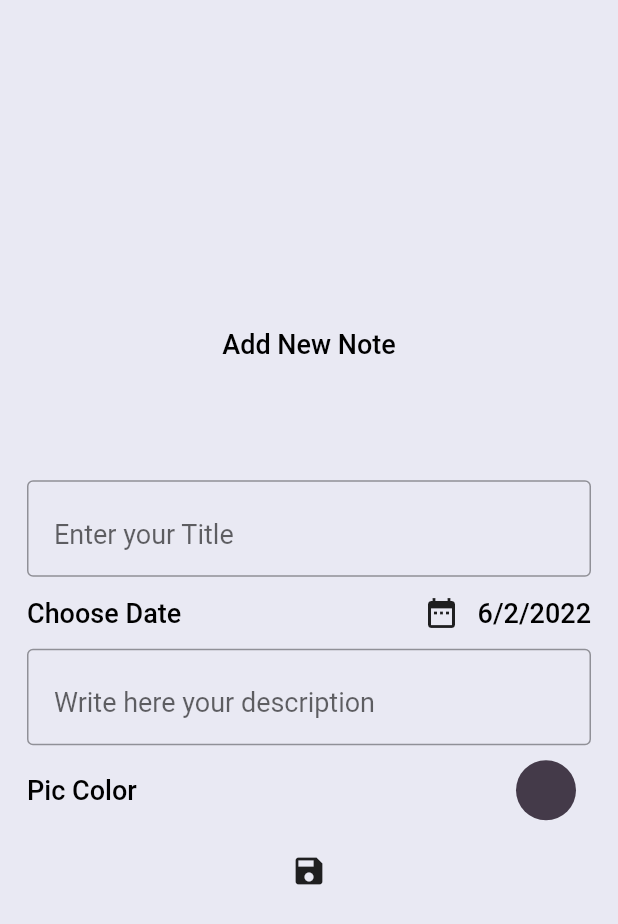
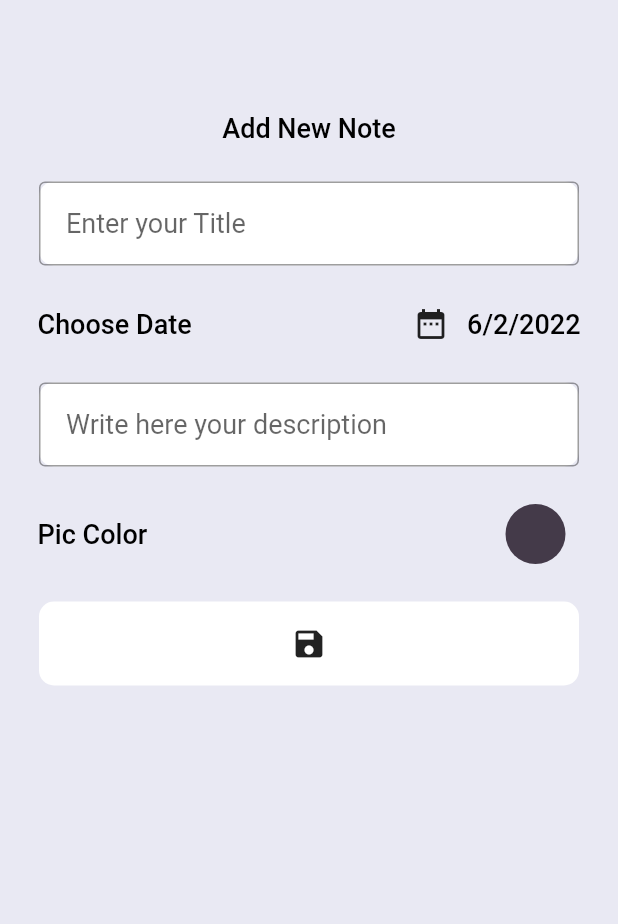
Before and after one commit to ahmohassan/Xusus-Qore, a Flutter app: the AddNewNote screen opened directly, after a tap on the "save" icon, on a phone screen of 412 x 824 dp. Shown: the top 924 px of the screen. Run offline on Flutter 3.47's test engine with Material 2 defaults, Android fonts, the light colour scheme and no system bars; our stand-ins replace cloud_firestore, firebase_core, flutter_colorpicker, flutter_swipe_action_cell; missing offline and left inert: get_time_ago; accounts and stored records are empty.

Commit message:
updated and code reduced

```diff
--- a/lib/Models/Notes.dart
+++ b/lib/Models/Notes.dart
@@ -1,4 +1,5 @@
 import 'package:cloud_firestore/cloud_firestore.dart';
+import 'package:flutter/cupertino.dart';
 import 'package:get_time_ago/get_time_ago.dart';
 
 class Notes {
@@ -6,13 +7,17 @@ class Notes {
   late String title;
   String? description;
   late String date;
-  late String color;
+  late Color color;
 
   Notes.fromjson(Map<String, dynamic> json) {
     id = json['id'];
     title = json['Title'];
     description = json['Discrimination'];
-    color = json['Color'];
+    String temColor = json['Color'];
+    String valueString =
+        temColor.split('(0x')[1].split(')')[0]; // kind of hacky..
+    int value = int.parse(valueString, radix: 16);
+    color = Color(value);
     Timestamp temdate = json['Date'];
     var conver = GetTimeAgo.parse(
         DateTime.fromMillisecondsSinceEpoch(temdate.seconds * 1000));
--- a/lib/functions/functions.dart
+++ b/lib/functions/functions.dart
@@ -33,16 +33,14 @@ class FirebaseFuncions {
     Timestamp date,
   ) async {
     final id = FirebaseFirestore.instance.collection('Notes').doc().id;
-    noteRefrense
-        .doc(id)
-        .set({
-          'id': id,
-          'Title': title,
-          'Discrimination': description,
-          'Color': color,
-          'Date': date,
-        })
-        .then((value) => print('ID IS $id'))
-        .catchError((error) => print("Failed to add user: $error"));
+    noteRefrense.doc(id).set({
+      'id': id,
+      'Title': title,
+      'Discrimination': description,
+      'Color': color,
+      'Date': date,
+    });
+    // .then((value) => print('ID IS $id'))
+    // .catchError((error) => print("Failed to add user: $error"));
   }
 }
--- a/lib/screens/Myhome.dart
+++ b/lib/screens/Myhome.dart
@@ -75,7 +75,7 @@ class _MyhomeState extends State<Myhome> {
               ));
         },
         child: Icon(
-          Icons.add,
+          Icons.note_alt,
         ),
       ),
     );
--- a/lib/screens/NoteCard.dart
+++ b/lib/screens/NoteCard.dart
@@ -100,7 +100,8 @@ class _NoteCardState extends State<NoteCard> {
                       width: 40,
                       height: double.infinity,
                       decoration: BoxDecoration(
-                          color: Color(int.parse('0xff' + widget.notes.color)),
+                          // color: Color(int.parse('0xff' + widget.notes.color)),
+                          color: widget.notes.color,
                           borderRadius: BorderRadius.only(
                             topRight: Radius.circular(10),
                             bottomRight: Radius.circular(10),
--- a/lib/screens/addNewNote.dart
+++ b/lib/screens/addNewNote.dart
@@ -2,12 +2,14 @@
 
 import 'package:cloud_firestore/cloud_firestore.dart';
 import 'package:flutter/material.dart';
+import 'package:flutter/services.dart';
 import 'package:flutter_colorpicker/flutter_colorpicker.dart';
 import 'package:somapp/functions/functions.dart';
 import 'package:somapp/widget/CustomText.dart';
+import 'package:somapp/widget/Widgets.dart';
 
 class AddNewNote extends StatefulWidget {
-  AddNewNote({Key? key}) : super(key: key);
+  const AddNewNote({Key? key}) : super(key: key);
 
   @override
   State<AddNewNote> createState() => _AddNewNoteState();
@@ -47,17 +49,22 @@ class _AddNewNoteState extends State<AddNewNote> {
   @override
   Widget build(BuildContext context) {
     return Scaffold(
-      body: Padding(
-        padding: const EdgeInsets.all(18.0),
+      body: SingleChildScrollView(
+        scrollDirection: Axis.vertical,
+        child: Padding(
+          padding: const EdgeInsets.all(25.0),
           child: Column(
             mainAxisAlignment: MainAxisAlignment.center,
             children: [
+              SizedBox(
+                height: 50,
+              ),
               CustomText(
                 text: 'Add New Note',
                 color: Colors.black,
               ),
               SizedBox(
-              height: 80,
+                height: 10,
               ),
               CustomeTextField(
                 mycontorller: title,
@@ -116,19 +123,36 @@ class _AddNewNoteState extends State<AddNewNote> {
               Row(
                 children: [
                   Expanded(
+                      child: Container(
+                    width: double.infinity,
+                    height: 56,
+                    margin: EdgeInsets.symmetric(horizontal: 1, vertical: 15),
+                    decoration: BoxDecoration(
+                      color: Colors.white,
+                      borderRadius: BorderRadius.circular(10),
+                    ),
                     child: IconButton(
                         onPressed: () {
                           setState(() {
                             Timestamp myTimeStamp =
                                 Timestamp.fromDate(selectedDate);
-                            FirebaseFuncions.addUser(title.text,
-                                description.text, '32a852', myTimeStamp);
+                            FirebaseFuncions.addUser(
+                                title.text,
+                                description.text,
+                                pickerColor.toString(),
+                                myTimeStamp);
+                            print(pickerColor);
+                            FocusScope.of(context).requestFocus( FocusNode());
+                            description.clear();
+                            title.clear();
                           });
                         },
-                        icon: Icon(Icons.save))),
+                        icon: Icon(Icons.save)),
+                  )),
                 ],
               )
             ],
+          ),
         ),
       ),
     );
@@ -136,6 +160,8 @@ class _AddNewNoteState extends State<AddNewNote> {
 
   Widget buildColorPicker() => ColorPicker(
         pickerColor: pickerColor,
+        showLabel: false,
+        enableAlpha: false,
         onColorChanged: (color) => setState(() {
           pickerColor = color;
         }),
@@ -164,31 +190,3 @@ class _AddNewNoteState extends State<AddNewNote> {
         ),
       );
 }
-
-class CustomeTextField extends StatelessWidget {
-  CustomeTextField({
-    this.hintText,
-    this.onChanged,
-    Key? key,
-    this.mycontorller,
-  }) : super(key: key);
-
-  void Function(String)? onChanged;
-  String? hintText;
-  final mycontorller;
-
-  @override
-  Widget build(BuildContext context) {
-    return TextField(
-      controller: mycontorller,
-      onChanged: (value) {},
-      style: TextStyle(color: Colors.black, fontSize: 18),
-      decoration: InputDecoration(
-        suffix: Icon(Icons.save),
-        hintText: hintText,
-        contentPadding: EdgeInsets.all(18),
-        border: OutlineInputBorder(),
-      ),
-    );
-  }
-}
--- a/lib/screens/viewMyNotes.dart
+++ b/lib/screens/viewMyNotes.dart
@@ -29,8 +29,10 @@ class ViewMyNotes extends StatelessWidget {
               );
             },
           );
+        } else if (snapshot.connectionState == ConnectionState.none) {
+          return const Center(child: Text('There is connection proplem'));
         }
-        return Text('There is no data');
+        return const Text('There is no data');
       },
     ));
   }
--- /dev/null
+++ b/lib/widget/CustomeTextField.dart
@@ -0,0 +1,41 @@
+// ignore_for_file: must_be_immutable, prefer_typing_uninitialized_variables
+
+import 'package:flutter/material.dart';
+
+class CustomeTextField extends StatelessWidget {
+  CustomeTextField({
+    this.hintText,
+    this.onChanged,
+    Key? key,
+    this.mycontorller,
+  }) : super(key: key);
+
+  void Function(String)? onChanged;
+  String? hintText;
+  final mycontorller;
+
+  @override
+  Widget build(BuildContext context) {
+    return Container(
+      width: double.infinity,
+      height: 56,
+      margin: const EdgeInsets.symmetric(horizontal: 1, vertical: 15),
+      decoration: BoxDecoration(
+        color: Colors.white,
+        borderRadius: BorderRadius.circular(10),
+      ),
+      child: TextField(
+        controller: mycontorller,
+        textInputAction: TextInputAction.next,
+        onChanged: (value) {},
+        style: const TextStyle(color: Colors.black, fontSize: 18),
+        decoration: InputDecoration(
+          // suffix: Icon(Icons.save),
+          hintText: hintText,
+          contentPadding: const EdgeInsets.all(18),
+          border: const OutlineInputBorder(),
+        ),
+      ),
+    );
+  }
+}
--- a/lib/widget/Widgets.dart
+++ b/lib/widget/Widgets.dart
@@ -1 +1,2 @@
 export 'CustomText.dart';
+export 'CustomeTextField.dart';
```
Also changed, not shown: lib/screens/NoteCardScreen.dart (+23 -11 lines), lib/widget/coorpicker.dart (added). Lines whose indentation alone changed are shown as unchanged.
